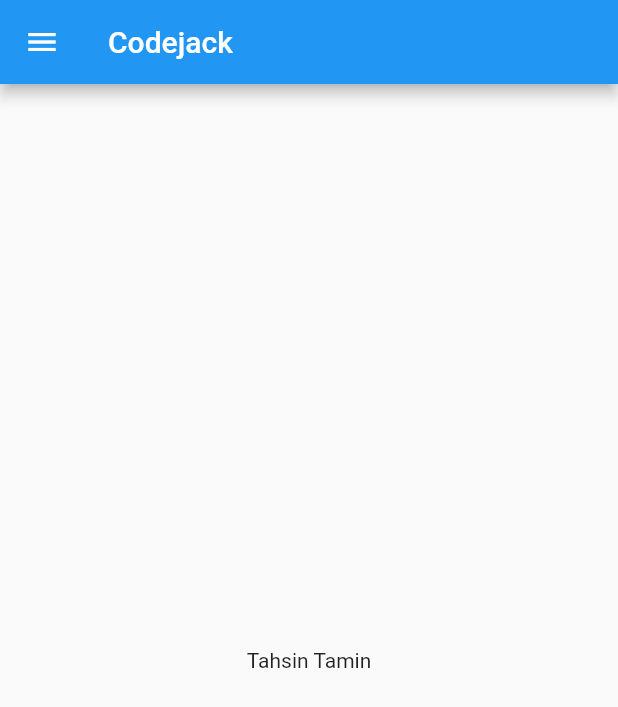
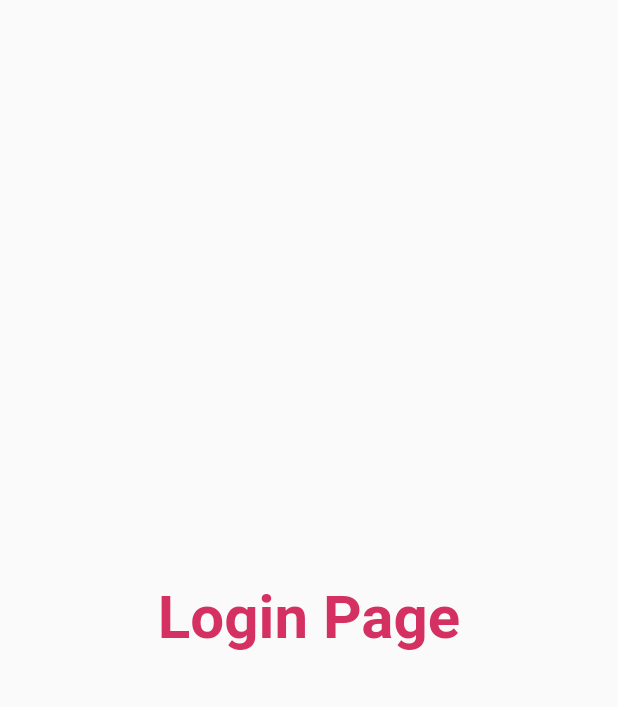
Before and after one commit to amzadhossainjacky/flutter, a Flutter app: the screen it shows after launch, on a phone screen of 412 x 824 dp. Shown: the top 707 px of the screen. Run offline on Flutter 3.47's test engine with Material 2 defaults, Android fonts, the phone set to English and light mode, and no system bars.

Commit message:
chapter 3 completed

```diff
--- a/lib/main.dart
+++ b/lib/main.dart
@@ -1,4 +1,5 @@
-import 'package:firstapp/home_page.dart';
+import 'pages/login_page.dart';
+import 'pages/home_page.dart';
 import 'package:flutter/material.dart';
 
 void main() {
@@ -8,9 +9,17 @@ void main() {
 class MyApp extends StatelessWidget {
   @override
   Widget build(BuildContext context) {
-
     return MaterialApp(
-      home: HomePage()
+      //home: HomePage(),
+      themeMode: ThemeMode.light,
+      darkTheme:
+          ThemeData(brightness: Brightness.dark, primarySwatch: Colors.purple),
+      routes: {
+        "/": (context) => LoginPage(),
+        "/login": (context) => LoginPage(),
+        "/home": (context) => HomePage()
+      },
+      initialRoute: "/"
     );
   }
 }
--- /dev/null
+++ b/lib/pages/login_page.dart
@@ -0,0 +1,19 @@
+import 'package:flutter/material.dart';
+
+
+class LoginPage extends StatelessWidget {
+
+  @override
+  Widget build(BuildContext context) {
+    return Material(
+      child: Center(
+        child: Text("Login Page",
+        style: TextStyle(
+          color: Color.fromARGB(255, 212, 48, 97),
+          fontSize: 40,
+          fontWeight: FontWeight.bold
+        ),),
+      ),
+    );
+  }
+}
```
Also changed, not shown: lib/pages/home_page.dart (renamed from lib/home_page.dart).
